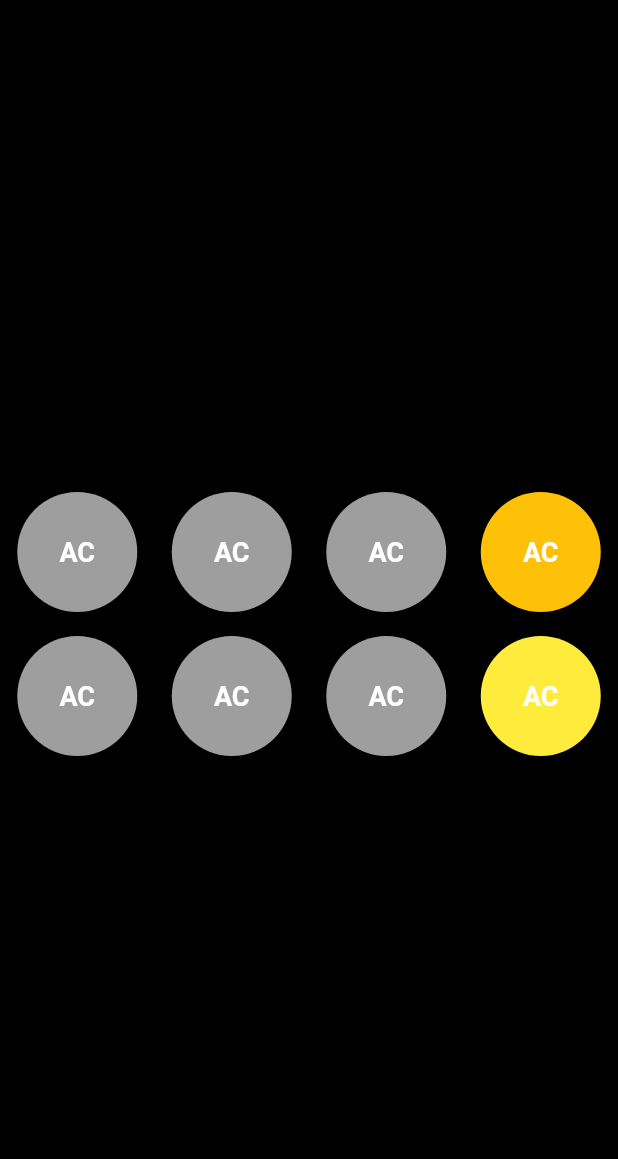
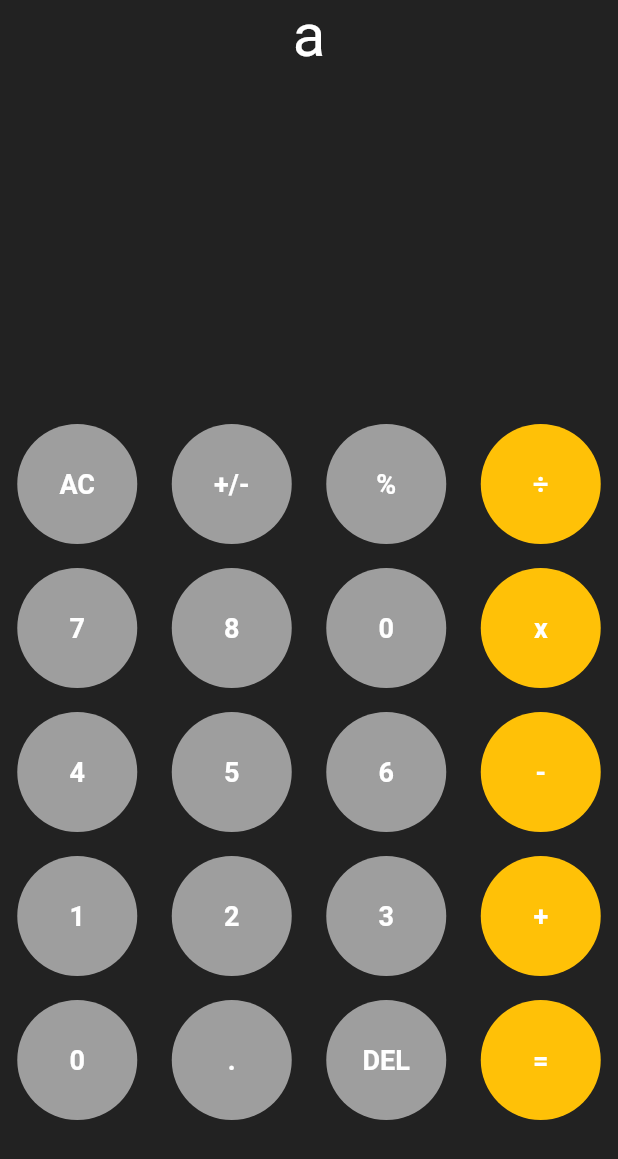
Before and after one commit to Khizar144/Calculator-in-Flutter, a Flutter app: the screen it shows after launch, on a phone screen of 412 x 824 dp. Shown: the top 1159 px of the screen. Run offline on Flutter 3.47's test engine with Material 2 defaults, Android fonts, the light colour scheme and no system bars.

Commit message:
All buttons added

```diff
--- a/lib/HomeScreen.dart
+++ b/lib/HomeScreen.dart
@@ -1,40 +1,220 @@
+// ignore_for_file: must_be_immutable
+
 import 'package:calculaor/components/My_buttons.dart';
 import 'package:flutter/material.dart';
 
-class Caluclator extends StatelessWidget {
-  const Caluclator({super.key});
+class Caluclator extends StatefulWidget {
+  Caluclator({Key? key});
+
+  @override
+  State<Caluclator> createState() => _CaluclatorState();
+}
+
+class _CaluclatorState extends State<Caluclator> {
+  var number = 'a';
+
+  var answer = '';
 
   @override
   Widget build(BuildContext context) {
-    return const Scaffold(
-      backgroundColor: Colors.black,
+    return Scaffold(
+      backgroundColor: const Color.fromARGB(221, 0, 0, 0),
       body: SafeArea(
         child: Column(
           children: [
-            SizedBox(
-              height: 320,
+            Expanded(
+              child: Column(
+                children: [
+                  Text(
+                    number.toString(),
+                    style: TextStyle(fontSize: 40, color: Colors.white),
                   ),
+                  Text(
+                    answer.toString(),
+                    style: TextStyle(fontSize: 40, color: Colors.white),
+                  ),
+                ],
+              ),
+            ),
+            Expanded(
+              flex: 2,
+              child: Column(
+                children: [
                   Row(
                     children: [
-                MyButton(title: 'AC'),
-                MyButton(title: 'AC'),
-                MyButton(title: 'AC'),
                       MyButton(
                         title: 'AC',
+                        onPress: () {
+                          number = '';
+                          answer = '';
+                          setState(() {});
+                        },
+                      ),
+                      MyButton(
+                        title: '+/-',
+                        onPress: () {},
+                      ),
+                      MyButton(
+                        title: '%',
+                        onPress: () {},
+                      ),
+                      MyButton(
+                        title: '÷',
                         mycolor: Colors.amber,
+                        onPress: () {},
                       ),
                     ],
                   ),
                   Row(
                     children: [
-                MyButton(title: 'AC'),
-                MyButton(title: 'AC'),
-                MyButton(title: 'AC'),
                       MyButton(
-                  title: 'AC',
-                  mycolor: Colors.yellow,
+                        title: '7',
+                        onPress: () {
+                          number += '7';
+
+                          setState(() {});
+                        },
+                      ),
+                      MyButton(
+                        title: '8',
+                        onPress: () {
+                          number += '8';
+
+                          setState(() {});
+                        },
+                      ),
+                      MyButton(
+                        title: '0',
+                        onPress: () {
+                          number += '0';
+
+                          setState(() {});
+                        },
+                      ),
+                      MyButton(
+                        title: 'x',
+                        mycolor: Colors.amber,
+                        onPress: () {
+                          number += 'x';
+
+                          setState(() {});
+                        },
                       ),
                     ],
+                  ),
+                  Row(
+                    children: [
+                      MyButton(
+                        title: '4',
+                        onPress: () {
+                          number += '4';
+
+                          setState(() {});
+                        },
+                      ),
+                      MyButton(
+                        title: '5',
+                        onPress: () {
+                          number += '5';
+
+                          setState(() {});
+                        },
+                      ),
+                      MyButton(
+                        title: '6',
+                        onPress: () {
+                          number += '6';
+
+                          setState(() {});
+                        },
+                      ),
+                      MyButton(
+                        title: '-',
+                        mycolor: Colors.amber,
+                        onPress: () {
+                          number += '-';
+
+                          setState(() {});
+                        },
+                      ),
+                    ],
+                  ),
+                  Row(
+                    children: [
+                      MyButton(
+                        title: '1',
+                        onPress: () {
+                          number += '1';
+
+                          setState(() {});
+                        },
+                      ),
+                      MyButton(
+                        title: '2',
+                        onPress: () {
+                          number += '2';
+
+                          setState(() {});
+                        },
+                      ),
+                      MyButton(
+                        title: '3',
+                        onPress: () {
+                          number += '3';
+
+                          setState(() {});
+                        },
+                      ),
+                      MyButton(
+                        title: '+',
+                        mycolor: Colors.amber,
+                        onPress: () {
+                          number += '+';
+
+                          setState(() {});
+                        },
+                      ),
+                    ],
+                  ),
+                  Row(
+                    children: [
+                      MyButton(
+                        title: '0',
+                        onPress: () {
+                          number += '0';
+
+                          setState(() {});
+                        },
+                      ),
+                      MyButton(
+                        title: '.',
+                        onPress: () {
+                          number += '.';
+
+                          setState(() {});
+                        },
+                      ),
+                      MyButton(
+                        title: 'DEL',
+                        onPress: () {
+                          // number += '3';
+
+                          setState(() {});
+                        },
+                      ),
+                      MyButton(
+                        title: '=',
+                        mycolor: Colors.amber,
+                        onPress: () {
+                          // number += '+';
+
+                          setState(() {});
+                        },
+                      ),
+                    ],
+                  ),
+                ],
+              ),
             ),
           ],
         ),
--- a/lib/components/My_buttons.dart
+++ b/lib/components/My_buttons.dart
@@ -3,7 +3,14 @@ import 'package:flutter/material.dart';
 class MyButton extends StatelessWidget {
   final String title;
   final Color mycolor;
-  const MyButton({super.key, required this.title, this.mycolor = Colors.grey});
+  final VoidCallback onPress;
+
+  const MyButton({
+    Key? key,
+    required this.title,
+    this.mycolor = Colors.grey,
+    required this.onPress,
+  }) : super(key: key);
 
   @override
   Widget build(BuildContext context) {
@@ -11,18 +18,20 @@ class MyButton extends StatelessWidget {
       child: Padding(
         padding: const EdgeInsets.all(8.0),
         child: InkWell(
-          // onTap: () => print("khizar"),
+          onTap: onPress,
           child: Container(
             height: 80,
             decoration: BoxDecoration(color: mycolor, shape: BoxShape.circle),
             child: Center(
-                child: Text(
-              title,
-              style: TextStyle(
+              child: Text(
+                title,
+                style: const TextStyle(
                   fontSize: 18,
                   fontWeight: FontWeight.bold,
-                  color: Colors.white),
-            )),
+                  color: Colors.white,
+                ),
+              ),
+            ),
           ),
         ),
       ),
```
Lines whose indentation alone changed are shown as unchanged.
